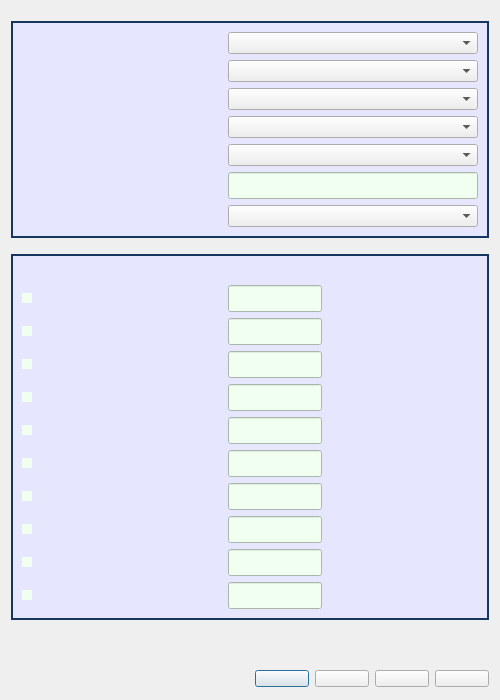
First picture: the form in Meter/interface.ui, repository cagavriloaie/WFlowLab, before the edit.
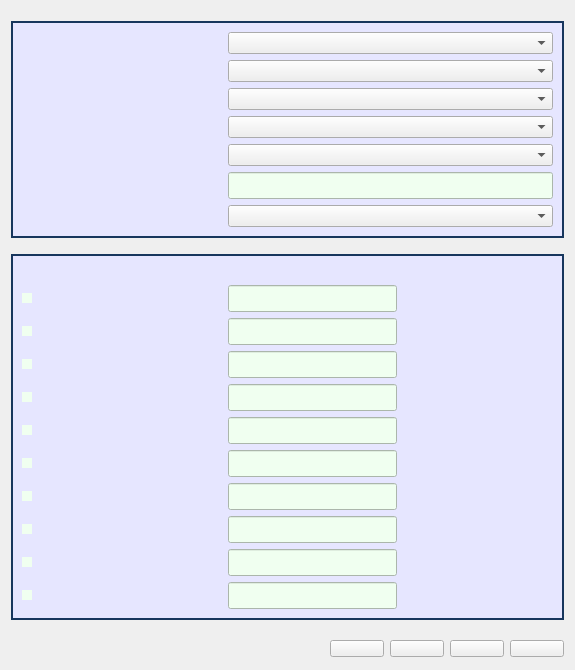
Second picture: the form after the edit. Icons and pictures are not drawn. Custom widgets are drawn as their Qt base class.

What changed in the file:
```diff
--- a/Meter/interface.ui
+++ b/Meter/interface.ui
@@ -6,20 +6,20 @@
    <rect>
     <x>0</x>
     <y>0</y>
-    <width>500</width>
-    <height>700</height>
+    <width>575</width>
+    <height>670</height>
    </rect>
   </property>
   <property name="minimumSize">
    <size>
-    <width>500</width>
-    <height>650</height>
+    <width>575</width>
+    <height>670</height>
    </size>
   </property>
   <property name="maximumSize">
    <size>
-    <width>500</width>
-    <height>784</height>
+    <width>575</width>
+    <height>670</height>
    </size>
   </property>
   <property name="windowTitle">
@@ -538,6 +538,9 @@
      </item>
      <item>
       <widget class="QPushButton" name="pbRefreshSerialPort">
+       <property name="focusPolicy">
+        <enum>Qt::NoFocus</enum>
+       </property>
        <property name="styleSheet">
         <string notr="true"> padding-left: 10px; 
  padding-top: 1px; 
@@ -551,6 +554,9 @@
      </item>
      <item>
       <widget class="QPushButton" name="pbTestConnection">
+       <property name="focusPolicy">
+        <enum>Qt::NoFocus</enum>
+       </property>
        <property name="styleSheet">
         <string notr="true"> padding-left: 10px; 
  padding-top: 1px; 
@@ -564,6 +570,9 @@
      </item>
      <item>
       <widget class="QPushButton" name="pbSaveConfiguration">
+       <property name="focusPolicy">
+        <enum>Qt::NoFocus</enum>
+       </property>
        <property name="styleSheet">
         <string notr="true"> padding-left: 10px; 
  padding-top: 1px; 
@@ -577,6 +586,9 @@
      </item>
      <item>
       <widget class="QPushButton" name="pbClose">
+       <property name="focusPolicy">
+        <enum>Qt::NoFocus</enum>
+       </property>
        <property name="styleSheet">
         <string notr="true"> padding-left: 10px; 
  padding-top: 1px; 
```
